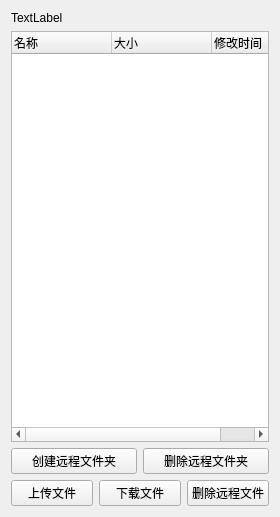
This is src/upyun_client/UpyunGUI/widget.ui in stlf/upyun_qt_sdk as Qt 5 draws it before an edit. The edited form follows.
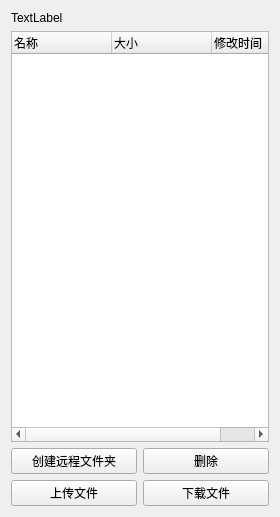
This is the edited form.

Commit message: now ui can mkdir

Diff of the .ui file:
```diff
--- a/src/upyun_client/UpyunGUI/widget.ui
+++ b/src/upyun_client/UpyunGUI/widget.ui
@@ -52,7 +52,7 @@
      <item>
       <widget class="QPushButton" name="pushButton_5">
        <property name="text">
-        <string>删除远程文件夹</string>
+        <string>删除</string>
        </property>
       </widget>
      </item>
@@ -74,13 +74,6 @@
        </property>
       </widget>
      </item>
-     <item>
-      <widget class="QPushButton" name="pushButton_3">
-       <property name="text">
-        <string>删除远程文件</string>
-       </property>
-      </widget>
-     </item>
     </layout>
    </item>
   </layout>
```
The commit also changes 2 other files.
